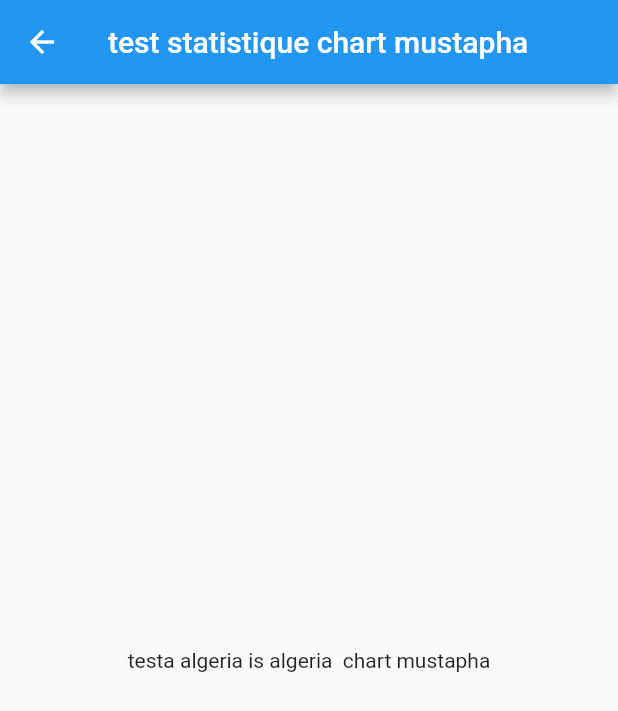
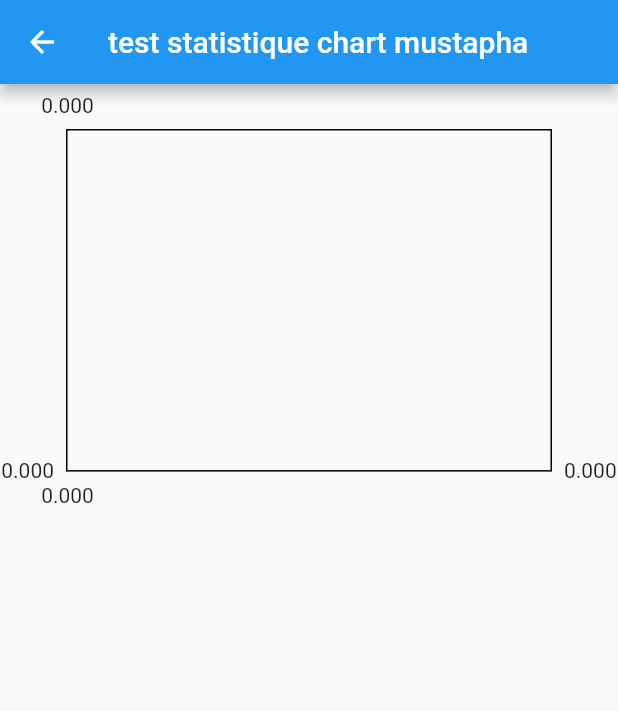
Before and after one commit to developython14/rightedu_mobile_version, a Flutter app: the game screen opened directly, on a phone screen of 412 x 824 dp. Shown: the top 711 px of the screen. Run offline on Flutter 3.47's test engine with Material 2 defaults, Android fonts, the phone set to English and light mode, and no system bars; drawn by our look-alikes of fl_chart; our stand-ins replace convex_bottom_bar, email_validator, file_picker, flutter_pw_validator, flutter_signin_button, flutter_spinkit and 5 more; missing offline and left inert: awesome_card, dart:ffi; accounts and stored records are empty.

```diff
--- a/lib/main.dart
+++ b/lib/main.dart
@@ -34,6 +34,6 @@ void main() {
     "/product": (context) => lop,
     "/visprofile": (context) => profilevist(),
     "/hackme": (context) => free(),
-    "/stat": (context) => free(),
+    "/stat": (context) => game(),
   }));
 }
--- a/lib/profile/navigation_pages/free.dart
+++ b/lib/profile/navigation_pages/free.dart
@@ -1,6 +1,7 @@
 import 'package:flutter/material.dart';
 import 'package:getwidget/getwidget.dart';
 import 'package:awesome_card/awesome_card.dart';
+import 'package:fl_chart/fl_chart.dart';
 
 class free extends StatefulWidget {
   const free({Key? key}) : super(key: key);
@@ -48,10 +49,17 @@ class _gameState extends State<game> {
   @override
   Widget build(BuildContext context) {
     return Scaffold(
-      appBar: AppBar(title: Text('test statistique chart mustapha')),
-      body: Center(
-        child: Text('testa algeria is algeria  chart mustapha'),
-      ),
-    );
+        appBar: AppBar(title: Text('test statistique chart mustapha')),
+        body: Column(
+          children: [
+            LineChart(
+              LineChartData(
+                  // read about it in the LineChartData section
+                  ),
+              swapAnimationDuration: Duration(milliseconds: 150), // Optional
+              swapAnimationCurve: Curves.linear, // Optional
+            )
+          ],
+        ));
   }
 }
```
